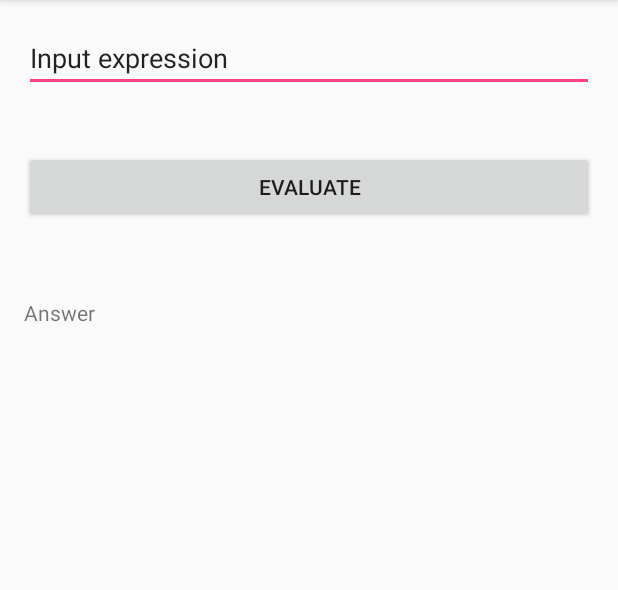
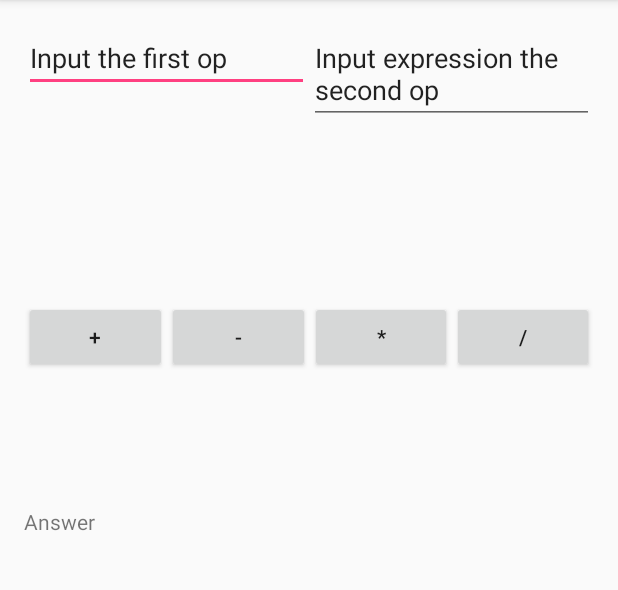
Before and after one commit to RakickayaKaterina/HW-05.10.17, an Android app: the screen it shows after launch (MainActivity), on a phone screen of 412 x 824 dp, the part 84-674 px from its top. Run offline under Robolectric (Android 15) with nearby library versions, the phone set to English and light mode, and no system bars.

```diff
--- a/app/src/main/java/com/github/rakickayakaterina/mycalculator/MainActivity.java
+++ b/app/src/main/java/com/github/rakickayakaterina/mycalculator/MainActivity.java
@@ -7,9 +7,9 @@ import android.widget.EditText;
 import android.widget.TextView;
 
 public class MainActivity extends AppCompatActivity {
-    private EditText mInputEditText;
-    private TextView mOutputTextView;
-    private View mEvaluateButton;
+   // private EditText mInputEditText;
+   // private TextView mOutputTextView;
+    //private View mEvaluateButton;
     @Override
     protected void onCreate(final Bundle savedInstanceState) {
 
@@ -17,15 +17,10 @@ public class MainActivity extends AppCompatActivity {
         setContentView(R.layout.activity_main);
     }
     private void initView(){
-        mInputEditText = (EditText) findViewById(R.id.input_edit_text);
-        mEvaluateButton = findViewById(R.id.evaluate_button);
-        mEvaluateButton.setOnClickListener(new View.OnClickListener(){
-            @Override
-            public void onClick(View view){
+      //  mInputEditText = (EditText) findViewById(R.id.input_edit_text);
+        //mEvaluateButton = findViewById(R.id.evaluate_button);
+        //mEvaluateButton.setOnClickListener(new View.OnClickListener(){
 
-            }
-
-        });
-        mOutputTextView = (TextView) findViewById(R.id.output__text_view);
+       /// mOutputTextView = (TextView) findViewById(R.id.output__text_view);
     }
 }
--- a/app/src/main/java/com/github/rakickayakaterina/mycalculator/logic/Calculator.java
+++ b/app/src/main/java/com/github/rakickayakaterina/mycalculator/logic/Calculator.java
@@ -5,7 +5,22 @@ package com.github.rakickayakaterina.mycalculator.logic;
 public class Calculator implements ICalculator {
 
     @Override
-    public String evaluate(String expression) {
-        return  "10";
+    public Double add(Double op1, Double op2) {
+        return op1+op2;
+    }
+
+    @Override
+    public Double sub(Double op1, Double op2) {
+        return op1-op2;
+    }
+
+    @Override
+    public Double mul(Double op1, Double op2) {
+        return op1*op2;
+    }
+
+    @Override
+    public Double div(Double op1, Double op2) {
+        return op1/op2;
     }
 }
--- a/app/src/main/java/com/github/rakickayakaterina/mycalculator/logic/ICalculator.java
+++ b/app/src/main/java/com/github/rakickayakaterina/mycalculator/logic/ICalculator.java
@@ -3,5 +3,8 @@ package com.github.rakickayakaterina.mycalculator.logic;
 
 
 public interface ICalculator {
-    public String evaluate(String expression);
+    public Double add(Double op1, Double op2);
+    public Double sub(Double op1, Double op2);
+    public Double mul(Double op1, Double op2);
+    public Double div(Double op1, Double op2);
 }
--- a/app/src/main/res/layout/activity_main.xml
+++ b/app/src/main/res/layout/activity_main.xml
@@ -1,5 +1,5 @@
 <?xml version="1.0" encoding="utf-8"?>
-<RelativeLayout
+<LinearLayout
     android:id="@+id/activity_main"
     xmlns:android="http://schemas.android.com/apk/res/android"
     xmlns:tools="http://schemas.android.com/tools"
@@ -9,23 +9,74 @@
     android:paddingLeft="@dimen/activity_horizontal_margin"
     android:paddingRight="@dimen/activity_horizontal_margin"
     android:paddingTop="@dimen/activity_vertical_margin"
+    android:orientation="vertical"
     tools:context="com.github.rakickayakaterina.mycalculator.MainActivity">
-
+    <LinearLayout
+        android:layout_width="match_parent"
+        android:layout_height="wrap_content"
+        android:layout_weight="0.20"
+        android:orientation="horizontal">
     <EditText
-        android:id="@+id/input_edit_text"
+        android:id="@+id/inputFirstOp_edit_text"
         android:layout_width="match_parent"
         android:layout_height="wrap_content"
         android:layout_alignParentTop="true"
-        android:layout_centerHorizontal="true"
-        android:text="Input expression"/>
-
-    <Button
-        android:id="@+id/evaluate_button"
+        android:layout_weight="1"
+        android:text="Input the first op"/>
+    <EditText
+        android:id="@+id/inputSecondOp_edit_text"
         android:layout_width="match_parent"
         android:layout_height="wrap_content"
-        android:layout_below="@+id/input_edit_text"
-        android:layout_marginTop="39dp"
-        android:text="Evaluate"/>
+        android:layout_alignParentTop="true"
+        android:layout_weight="1"
+        android:text="Input expression the second op"/>
+    </LinearLayout>
+
+    <LinearLayout
+        android:layout_width="match_parent"
+        android:layout_height="wrap_content"
+        android:layout_weight="0.10"
+        android:orientation="vertical">
+    <LinearLayout
+        android:layout_width="match_parent"
+        android:layout_height="wrap_content"
+        android:layout_weight="0.10"
+        android:orientation="horizontal">
+         <Button
+            android:id="@+id/add_button"
+            android:layout_width="match_parent"
+            android:layout_height="wrap_content"
+            android:layout_below="@+id/input_edit_text"
+            android:layout_weight="1"
+            android:layout_marginTop="39dp"
+            android:text="+"/>
+         <Button
+            android:id="@+id/sub_button"
+            android:layout_width="match_parent"
+            android:layout_height="wrap_content"
+            android:layout_below="@+id/input_edit_text"
+            android:layout_weight="1"
+            android:layout_marginTop="39dp"
+            android:text="-"/>
+         <Button
+            android:id="@+id/mul_button"
+            android:layout_width="match_parent"
+            android:layout_height="wrap_content"
+            android:layout_below="@+id/input_edit_text"
+            android:layout_weight="1"
+            android:layout_marginTop="39dp"
+            android:text="*"/>
+         <Button
+            android:id="@+id/div_button"
+            android:layout_width="match_parent"
+            android:layout_height="wrap_content"
+            android:layout_below="@+id/input_edit_text"
+            android:layout_weight="1"
+            android:layout_marginTop="39dp"
+            android:text="/"/>
+
+    </LinearLayout>
+    </LinearLayout>
 
     <TextView
         android:id="@+id/output__text_view"
@@ -34,5 +85,6 @@
         android:layout_marginTop="50dp"
         android:layout_below="@+id/evaluate_button"
         android:layout_centerHorizontal="true"
+        android:layout_weight="1"
         android:text="Answer"/>
-</RelativeLayout>
+</LinearLayout>
```
Also changed, not shown: 2 other files.
